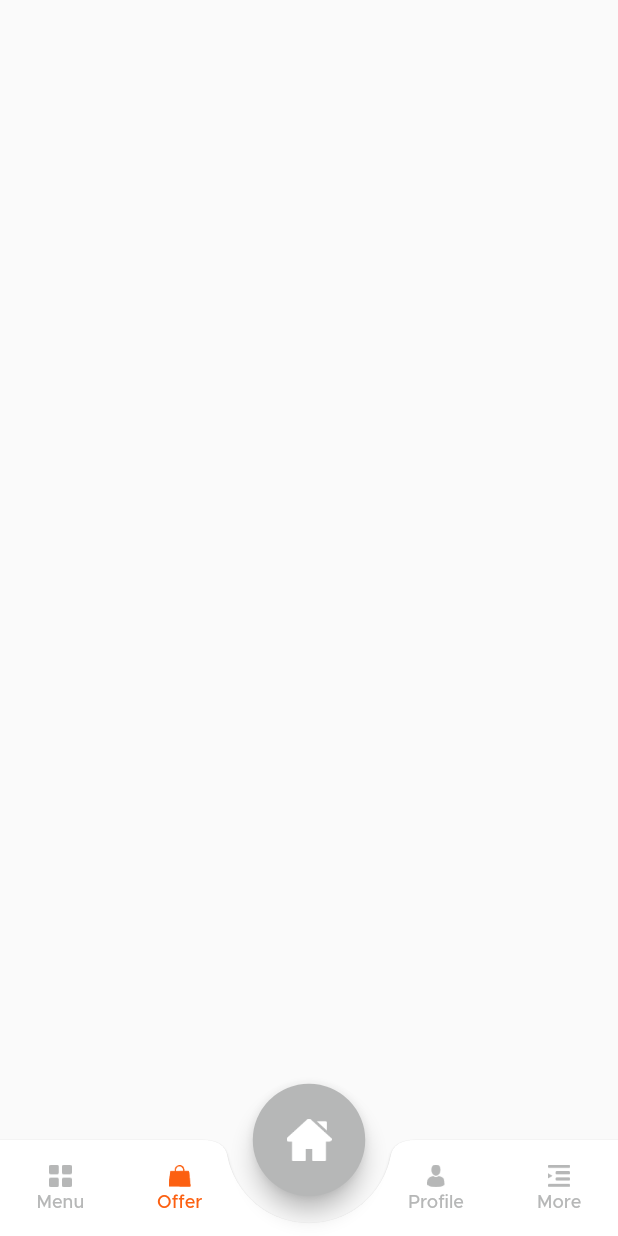
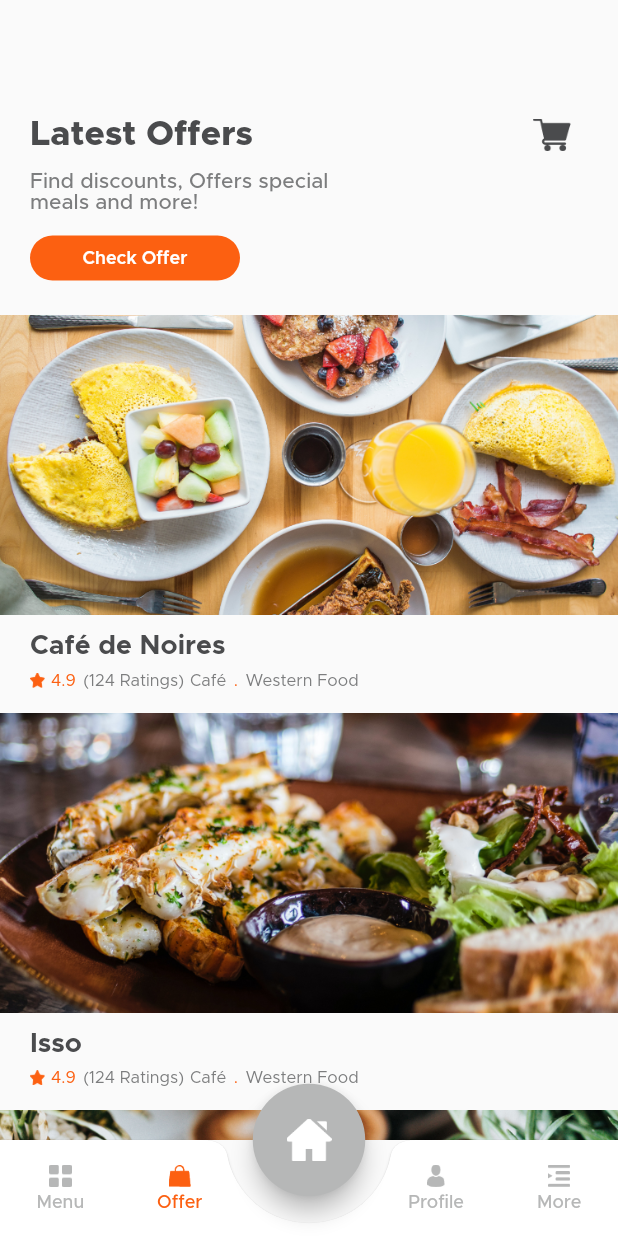
Before and after one commit to MutluClkn/meal_monkey, a Flutter app: the MainTabView screen opened directly, scrolled down 576 dp, after a tap on "Offer", on a phone screen of 412 x 824 dp. Run offline on Flutter 3.47's test engine with Material 2 defaults, Android fonts, the phone set to English and light mode, and no system bars; our stand-ins replace flutter_rating_bar; missing offline and left inert: otp_pin_field.

Commit message:
Offer screen UI created.

```diff
--- a/lib/common_widget/round_button.dart
+++ b/lib/common_widget/round_button.dart
@@ -7,11 +7,14 @@ class RoundButton extends StatelessWidget {
   final VoidCallback onPressed;
   final String title;
   final RoundButtonType type;
-  const RoundButton(
-      {super.key,
-      required this.title,
-      required this.onPressed,
-      this.type = RoundButtonType.bgPrimary});
+  final double fontSize;
+  const RoundButton({
+    super.key,
+    required this.title,
+    required this.onPressed,
+    this.type = RoundButtonType.bgPrimary,
+    this.fontSize = 16,
+  });
 
   @override
   Widget build(BuildContext context) {
@@ -34,7 +37,7 @@ class RoundButton extends StatelessWidget {
               color: type == RoundButtonType.bgPrimary
                   ? TColor.white
                   : TColor.primary,
-              fontSize: 16,
+              fontSize: fontSize,
               fontWeight: FontWeight.w600),
         ),
       ),
--- a/lib/view/main_tabview/main_tab_view.dart
+++ b/lib/view/main_tabview/main_tab_view.dart
@@ -3,6 +3,7 @@ import 'package:meal_monkey/common/color_extension.dart';
 import 'package:meal_monkey/common_widget/tab_button.dart';
 import 'package:meal_monkey/view/home/home_view.dart';
 import 'package:meal_monkey/view/menu/menu_view.dart';
+import 'package:meal_monkey/view/offer/offer_view.dart';
 
 class MainTabView extends StatefulWidget {
   const MainTabView({super.key});
@@ -76,7 +77,7 @@ class _MainTabViewState extends State<MainTabView> {
                   onTap: () {
                     if (selectedTab != 1) {
                       selectedTab = 1;
-                      selectPageView = Container();
+                      selectPageView = const OfferView();
                     }
                     if (mounted) {
                       setState(() {});
--- /dev/null
+++ b/lib/view/offer/offer_view.dart
@@ -0,0 +1,156 @@
+import 'package:flutter/material.dart';
+import 'package:meal_monkey/common/color_extension.dart';
+import 'package:meal_monkey/common_widget/popular_restaurants_row.dart';
+import 'package:meal_monkey/common_widget/round_button.dart';
+
+class OfferView extends StatefulWidget {
+  const OfferView({super.key});
+
+  @override
+  State<OfferView> createState() => _OfferViewState();
+}
+
+class _OfferViewState extends State<OfferView> {
+  List offerArr = [
+    {
+      "image": "assets/images/offer_1.png",
+      "name": "Café de Noires",
+      "rate": "4.9",
+      "rating": "124",
+      "type": "Café",
+      "food_type": "Western Food"
+    },
+    {
+      "image": "assets/images/offer_2.png",
+      "name": "Isso",
+      "rate": "4.9",
+      "rating": "124",
+      "type": "Café",
+      "food_type": "Western Food"
+    },
+    {
+      "image": "assets/images/offer_3.png",
+      "name": "Cafe Beans",
+      "rate": "4.9",
+      "rating": "124",
+      "type": "Café",
+      "food_type": "Western Food"
+    },
+    {
+      "image": "assets/images/offer_1.png",
+      "name": "Café de Noires",
+      "rate": "4.9",
+      "rating": "124",
+      "type": "Café",
+      "food_type": "Western Food"
+    },
+    {
+      "image": "assets/images/offer_2.png",
+      "name": "Isso",
+      "rate": "4.9",
+      "rating": "124",
+      "type": "Café",
+      "food_type": "Western Food"
+    },
+    {
+      "image": "assets/images/offer_3.png",
+      "name": "Cafe Beans",
+      "rate": "4.9",
+      "rating": "124",
+      "type": "Café",
+      "food_type": "Western Food"
+    },
+  ];
+  @override
+  Widget build(BuildContext context) {
+    return Scaffold(
+      body: SingleChildScrollView(
+        child: Padding(
+          padding: const EdgeInsets.symmetric(
+            vertical: 20,
+          ),
+          child: Column(
+            crossAxisAlignment: CrossAxisAlignment.start,
+            children: [
+              const SizedBox(
+                height: 46,
+              ),
+              Padding(
+                padding: const EdgeInsets.symmetric(
+                  horizontal: 20,
+                ),
+                child: Row(
+                  mainAxisAlignment: MainAxisAlignment.spaceBetween,
+                  children: [
+                    Text(
+                      'Latest Offers',
+                      style: TextStyle(
+                        color: TColor.primaryText,
+                        fontSize: 23,
+                        fontWeight: FontWeight.w800,
+                      ),
+                    ),
+                    IconButton(
+                      onPressed: () {},
+                      icon: Image.asset(
+                        'assets/images/shopping_cart.png',
+                        width: 25,
+                        height: 25,
+                      ),
+                    ),
+                  ],
+                ),
+              ),
+              Padding(
+                padding: const EdgeInsets.symmetric(
+                  horizontal: 20,
+                ),
+                child: Column(
+                  crossAxisAlignment: CrossAxisAlignment.start,
+                  children: [
+                    Text(
+                      'Find discounts, Offers special\nmeals and more!',
+                      style: TextStyle(
+                        color: TColor.secondaryText,
+                        fontSize: 14,
+                        fontWeight: FontWeight.w500,
+                      ),
+                    ),
+                  ],
+                ),
+              ),
+              const SizedBox(
+                height: 15,
+              ),
+              Padding(
+                padding: const EdgeInsets.symmetric(horizontal: 20),
+                child: SizedBox(
+                  width: 140,
+                  height: 30,
+                  child: RoundButton(
+                      title: 'Check Offer', fontSize: 12, onPressed: () {}),
+                ),
+              ),
+              const SizedBox(
+                height: 15,
+              ),
+              ListView.builder(
+                physics: const NeverScrollableScrollPhysics(),
+                shrinkWrap: true,
+                padding: EdgeInsets.zero,
+                itemCount: offerArr.length,
+                itemBuilder: ((context, index) {
+                  var offerObj = offerArr[index] as Map? ?? {};
+                  return PopularRestaurantsRow(
+                    pObj: offerObj,
+                    onTap: () {},
+                  );
+                }),
+              ),
+            ],
+          ),
+        ),
+      ),
+    );
+  }
+}
```
Also changed, not shown: documents/offer_view1.png (added), documents/offer_view2.png (added), documents/offer_view3.png (added), 1 other file.
